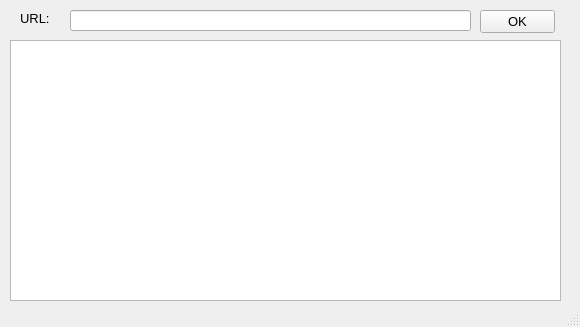
Old version of the form Main.ui in the repository MartinxMax/Web-crawlers-get-web-links.
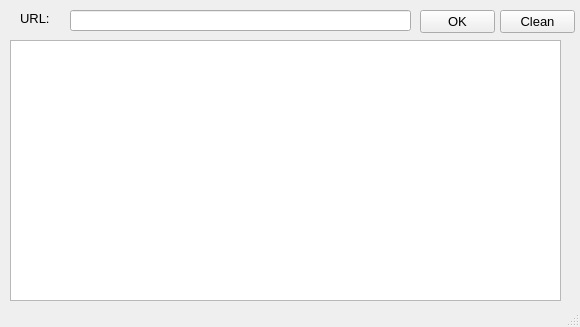
New version of the form. Icons and pictures are not drawn.

Patch:
```diff
--- a/Main.ui
+++ b/Main.ui
@@ -47,7 +47,7 @@
      <rect>
       <x>70</x>
       <y>10</y>
-      <width>401</width>
+      <width>341</width>
       <height>21</height>
      </rect>
     </property>
@@ -80,7 +80,7 @@
    <widget class="QPushButton" name="determine">
     <property name="geometry">
      <rect>
-      <x>480</x>
+      <x>420</x>
       <y>10</y>
       <width>75</width>
       <height>23</height>
@@ -115,6 +115,25 @@
      <bool>false</bool>
     </property>
    </widget>
+   <widget class="QPushButton" name="Clean">
+    <property name="geometry">
+     <rect>
+      <x>500</x>
+      <y>10</y>
+      <width>75</width>
+      <height>23</height>
+     </rect>
+    </property>
+    <property name="font">
+     <font>
+      <family>Arial</family>
+      <pointsize>10</pointsize>
+     </font>
+    </property>
+    <property name="text">
+     <string>Clean</string>
+    </property>
+   </widget>
   </widget>
   <widget class="QStatusBar" name="statusbar"/>
  </widget>
```
